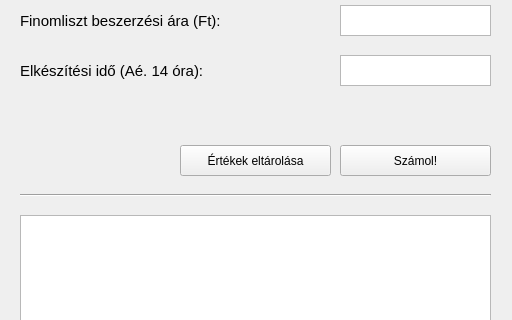
First picture: the form in beadando.ui, repository pkristof1999/Prog2_Beadando, before the edit; both pictures show x 0 to 512 and y 335 to 655 of the 512 by 802 pixel window.
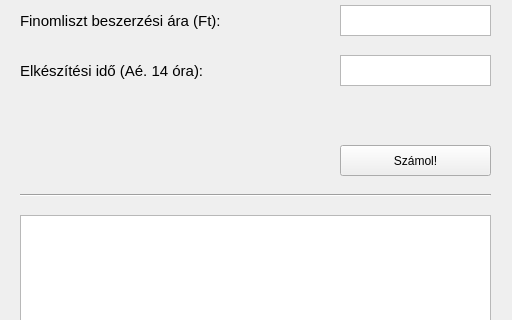
Second picture: the form after the edit.

Commit message: Frissítve

Patch:
```diff
--- a/beadando.ui
+++ b/beadando.ui
@@ -301,19 +301,6 @@
      <string>Számol!</string>
     </property>
    </widget>
-   <widget class="QPushButton" name="tarolas">
-    <property name="geometry">
-     <rect>
-      <x>180</x>
-      <y>480</y>
-      <width>151</width>
-      <height>31</height>
-     </rect>
-    </property>
-    <property name="text">
-     <string>Értékek eltárolása</string>
-    </property>
-   </widget>
   </widget>
   <widget class="QMenuBar" name="menubar">
    <property name="geometry">
```
